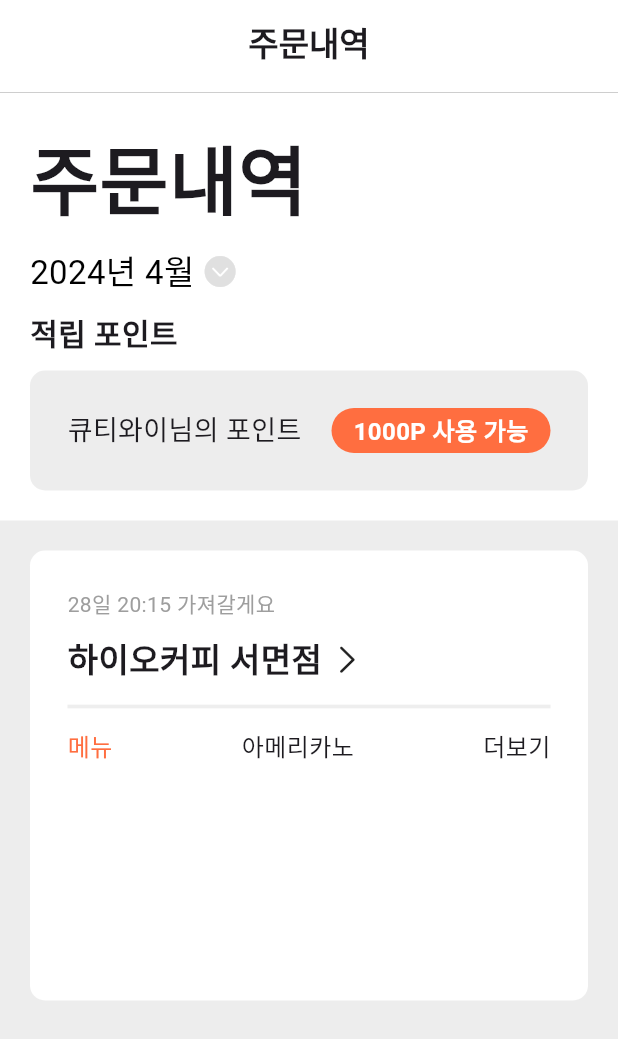
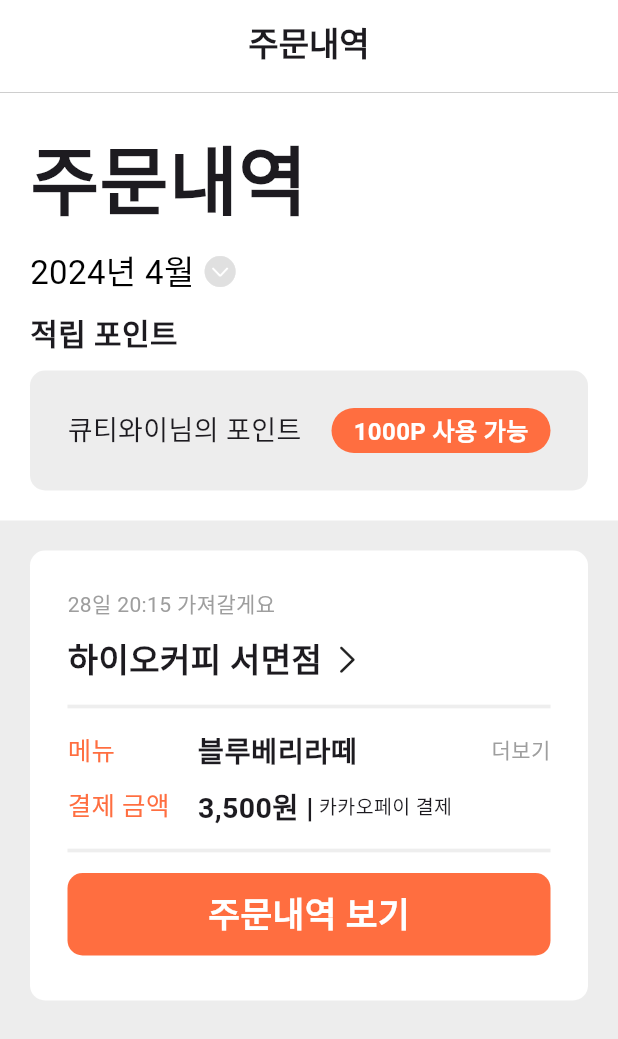
Before and after one commit to 9oj0e/pathorder_app, a Flutter app: the OrderHistoryPage screen opened directly, on a phone screen of 412 x 824 dp. Shown: the top 1039 px of the screen. Run offline on Flutter 3.47's test engine with Material 3 defaults, Android fonts, the phone set to English and light mode, and no system bars; network calls fail.

Commit message:
design : 주문 내역 페이지 완료

```diff
--- a/lib/main_holders/order_history/order_history_page.dart
+++ b/lib/main_holders/order_history/order_history_page.dart
@@ -1,5 +1,6 @@
 import 'package:flutter/cupertino.dart';
 import 'package:flutter/material.dart';
+
 import 'components/order_date_select.dart';
 
 void main() {
@@ -131,25 +132,22 @@ class OrderHistoryPage extends StatelessWidget {
                   children: [
                     Text(
                       '28일 20:15 가져갈게요',
-                      style: TextStyle(
-                        fontSize: 14,
-                        color: Colors.grey
-                      ),
+                      style: TextStyle(fontSize: 14, color: Colors.grey),
                     ),
-                    SizedBox(height: 10,),
+                    SizedBox(
+                      height: 10,
+                    ),
                     Row(
                       children: [
                         Text(
                           "하이오커피 서면점",
                           style: TextStyle(
-                            fontSize: 22,
-                            fontWeight: FontWeight.bold
-                          ),
+                              fontSize: 22, fontWeight: FontWeight.bold),
                         ),
-                        SizedBox(width: 5,),
-                        Icon(
-                          CupertinoIcons.right_chevron
-                        )
+                        SizedBox(
+                          width: 5,
+                        ),
+                        Icon(CupertinoIcons.right_chevron)
                       ],
                     ),
                     Divider(
@@ -158,28 +156,76 @@ class OrderHistoryPage extends StatelessWidget {
                       height: 30,
                     ),
                     Row(
-                      mainAxisAlignment: MainAxisAlignment.spaceBetween,
+                      mainAxisAlignment: MainAxisAlignment.start,
                       children: [
                         Text(
                           "메뉴",
                           style: TextStyle(
-                            fontSize: 16,
-                            color: Colors.deepOrangeAccent
+                              fontSize: 17, color: Colors.deepOrangeAccent),
+                        ),
+                        SizedBox(
+                          width: 55,
+                        ),
+                        Expanded(
+                          child: Text(
+                            "블루베리라떼",
+                            style: TextStyle(
+                                fontSize: 19, fontWeight: FontWeight.bold),
                           ),
                         ),
-                        Text(
-                            "아메리카노",
-                          style: TextStyle(
-                              fontSize: 16
+                        Align(
+                          alignment: Alignment.centerRight,
+                          child: Text(
+                            "더보기",
+                            style: TextStyle(color: Colors.grey),
                           ),
                         ),
+                      ],
+                    ),
+                    SizedBox(
+                      height: 10,
+                    ),
+                    Row(
+                      mainAxisAlignment: MainAxisAlignment.start,
+                      children: [
                         Text(
-                            "더보기",
+                          "결제 금액",
                           style: TextStyle(
-                            fontSize: 16
+                              fontSize: 17, color: Colors.deepOrangeAccent),
                         ),
+                        SizedBox(
+                          width: 18.8,
+                        ),
+                        Text(
+                          "3,500원 |",
+                          style: TextStyle(
+                              fontSize: 19, fontWeight: FontWeight.bold),
+                        ),
+                        Text(
+                          " 카카오페이 결제",
+                          style: TextStyle(fontSize: 13),
                         ),
                       ],
+                    ),
+                    Divider(
+                      thickness: 2.5, // 두께 조절
+                      color: Colors.grey[200], // 색상 조절
+                      height: 30,
+                    ),
+                    Container(
+                      width: double.infinity,
+                      height: 55,
+                      decoration: BoxDecoration(
+                          color: Colors.deepOrangeAccent,
+                          borderRadius: BorderRadius.circular(10)),
+                      child: Center(
+                          child: Text(
+                        "주문내역 보기",
+                        style: TextStyle(
+                            color: Colors.white,
+                            fontWeight: FontWeight.bold,
+                            fontSize: 23),
+                      )),
                     )
                   ],
                 ),
```
